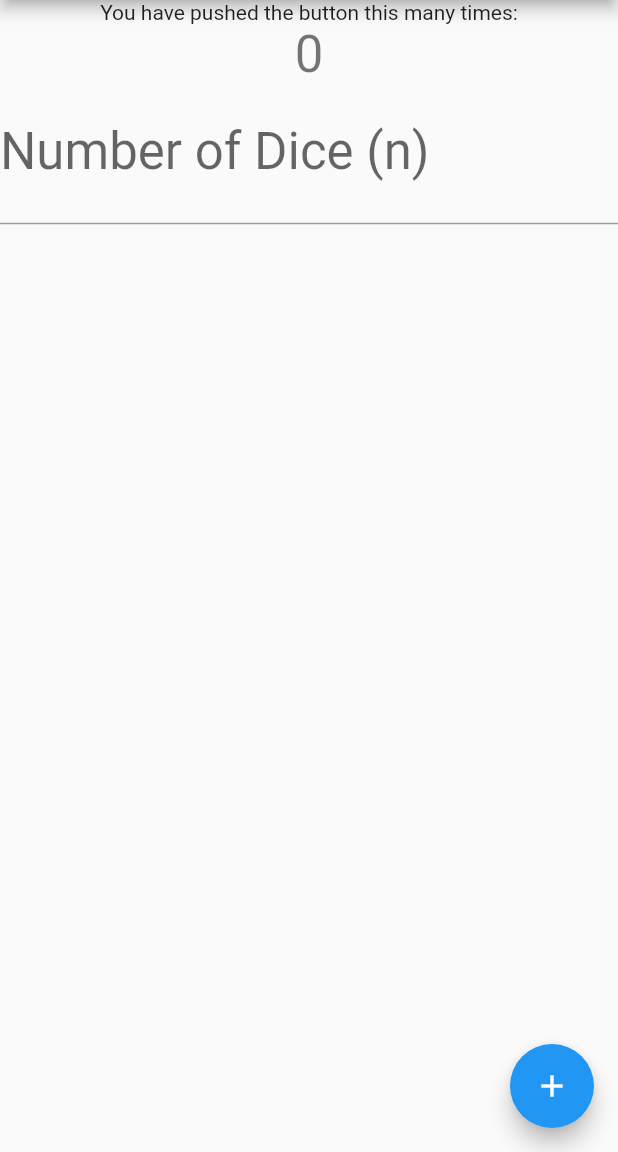
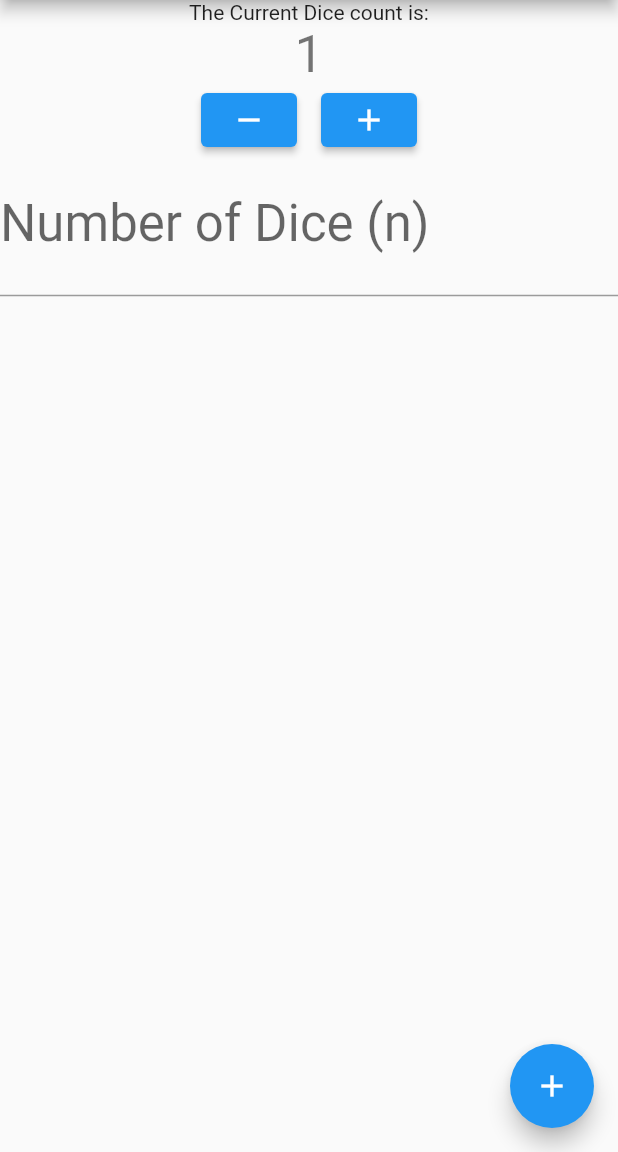
Before and after one commit to grumblefoot/Legion_Dice_Roller, a Flutter app: the screen it shows after launch, on a phone screen of 412 x 824 dp, the part 84-1236 px from its top. Run offline on Flutter 3.47's test engine with Material 2 defaults, Android fonts, the phone set to English and light mode, and no system bars.

Commit message:
Began adding additional dice. debugging - dice now increment correctly, dice now roll with roll button, dice now expand and contract correctly. added incriment and decrement buttons

```diff
--- a/lib/main.dart
+++ b/lib/main.dart
@@ -70,12 +70,26 @@ class Dice extends StatelessWidget {
 }
 
 class _MyHomePageState extends State<MyHomePage> {
-  int _counter = 0;
+  int _counter = 1;
   int _currentDiceNo = 1;
   int _numberOfDice = 1; // the number of dice to be rolled
 
   List<int?> _diceResults = List.filled(25,null);
 
+  void _rollDice(){
+    _numberOfDice = _counter;
+    setState(() {
+      for (int i = 0; i < _numberOfDice; i++) {
+        _currentDiceNo = Random().nextInt(6) + 1; // Generate a new random value
+        _diceResults[i] = _currentDiceNo;
+      }
+    });
+  }
+  void _decrementCounter() {
+    setState(() {
+      _counter = _counter > 1 ? _counter - 1 : 1;
+    });
+  }
   void _incrementCounter() {
     setState(() {
       // This call to setState tells the Flutter framework that something has
@@ -84,10 +98,6 @@ class _MyHomePageState extends State<MyHomePage> {
       // _counter without calling setState(), then the build method would not be
       // called again, and so nothing would appear to happen.
       _counter++;
-      for (int i = 0; i < _numberOfDice; i++) {
-        _currentDiceNo = Random().nextInt(6) + 1; // Generate a new random value
-        _diceResults[i] = _currentDiceNo;
-      }
      });
   }
   @override
@@ -126,11 +136,25 @@ class _MyHomePageState extends State<MyHomePage> {
             mainAxisAlignment: MainAxisAlignment.center,
             children: <Widget>[
               const Text(
-                'You have pushed the button this many times:',
+                'The Current Dice count is:',
               ),
               Text(
                 '$_counter',
                 style: Theme.of(context).textTheme.headlineMedium,
+              ),
+              Row(
+                mainAxisAlignment: MainAxisAlignment.center,
+                children: [
+                  ElevatedButton(
+                      onPressed: _decrementCounter,
+                      child: Icon(Icons.remove),
+                  ),
+                  SizedBox(width: 16.0),
+                  ElevatedButton(
+                      onPressed: _incrementCounter,
+                      child: Icon(Icons.add),
+                  ),
+                ],
               ),
               TextField(
                 style: Theme.of(context).textTheme.headlineMedium,
@@ -141,7 +165,8 @@ class _MyHomePageState extends State<MyHomePage> {
                 onChanged: (value) {
 
                   setState(() {
-                    _numberOfDice = int.parse(value);
+
+                    _counter = int.parse(value);
                   });
                 },
               ),
@@ -168,10 +193,11 @@ class _MyHomePageState extends State<MyHomePage> {
       ),
 
       floatingActionButton: FloatingActionButton(
-        onPressed: _incrementCounter,
-        tooltip: 'Increment',
+        onPressed: _rollDice,
+        tooltip: 'Roll the Dice!',
         child: const Icon(Icons.add),
       ),
+
 
       // This trailing comma makes auto-formatting nicer for build methods.
     );
```
Also changed, not shown: flutter_01.png (deleted), 1 other file.
